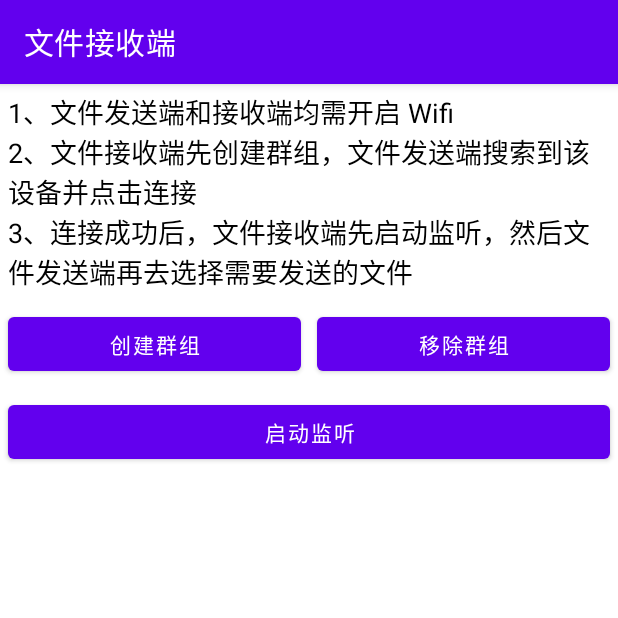
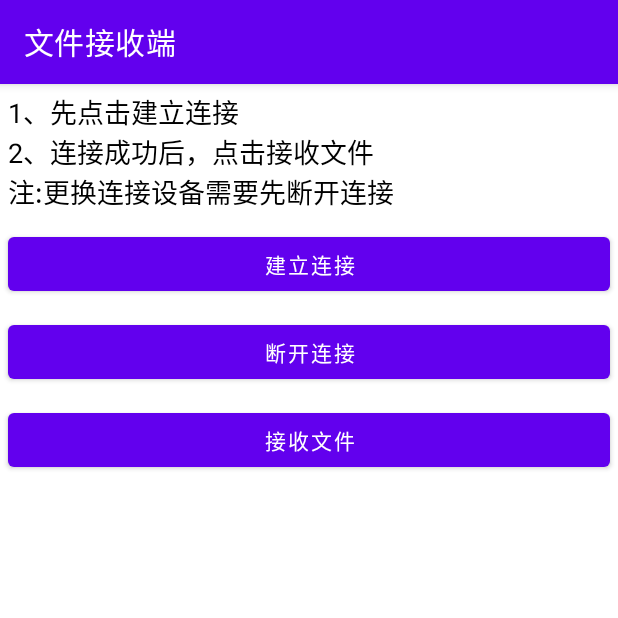
Before and after one commit to Nancywsn/TransbyWifi, an Android app: the FileReceiverActivity screen opened directly, with no data from a screen before it, on a phone screen of 412 x 824 dp, the top half of it. Run offline under Robolectric (Android 15) with nearby library versions, the phone set to English and light mode, and no system bars.

Commit message:
小改UI

```diff
--- a/app/src/main/java/com/example/transbywifi/receiver/FileReceiverActivity.kt
+++ b/app/src/main/java/com/example/transbywifi/receiver/FileReceiverActivity.kt
@@ -1,6 +1,7 @@
 package com.example.transbywifi.receiver
 
 import android.annotation.SuppressLint
+import android.app.AlertDialog
 import android.content.BroadcastReceiver
 import android.net.wifi.p2p.WifiP2pDevice
 import android.net.wifi.p2p.WifiP2pInfo
@@ -35,9 +36,10 @@ class FileReceiverActivity : BaseActivity() {
     }
 
 
+    @SuppressLint("SuspiciousIndentation")
     private fun initView() {
         supportActionBar?.title = "文件接收端"
-        btnCreateGroup.setOnClickListener {
+        btnCreatGroup.setOnClickListener {
             createGroup()
         }
         btnRemoveGroup.setOnClickListener {
--- a/app/src/main/res/layout/activity_file_receiver.xml
+++ b/app/src/main/res/layout/activity_file_receiver.xml
@@ -19,32 +19,32 @@
         <LinearLayout
             android:layout_width="match_parent"
             android:layout_height="wrap_content"
-            android:orientation="horizontal">
+            android:orientation="vertical">
 
             <Button
-                android:id="@+id/btnCreateGroup"
-                android:layout_width="0dp"
+                android:id="@+id/btnCreatGroup"
+                android:layout_width="match_parent"
                 android:layout_height="wrap_content"
                 android:layout_margin="5dp"
                 android:layout_weight="1"
-                android:text="创建群组" />
+                android:text="建立连接" />
 
             <Button
                 android:id="@+id/btnRemoveGroup"
-                android:layout_width="0dp"
+                android:layout_width="match_parent"
                 android:layout_height="wrap_content"
                 android:layout_margin="5dp"
                 android:layout_weight="1"
-                android:text="移除群组" />
+                android:text="断开连接" />
+
+            <Button
+                android:id="@+id/btnStartReceive"
+                android:layout_width="match_parent"
+                android:layout_height="wrap_content"
+                android:layout_margin="5dp"
+                android:text="接收文件" />
 
         </LinearLayout>
-
-        <Button
-            android:id="@+id/btnStartReceive"
-            android:layout_width="match_parent"
-            android:layout_height="wrap_content"
-            android:layout_margin="5dp"
-            android:text="启动监听" />
 
         <ImageView
             android:id="@+id/ivImage"
--- a/app/src/main/res/values/strings.xml
+++ b/app/src/main/res/values/strings.xml
@@ -1,4 +1,5 @@
 <resources>
     <string name="app_name">TransbyWifi</string>
-    <string name="tips">1、文件发送端和接收端均需开启 Wifi\n2、文件接收端先创建群组，文件发送端搜索到该设备并点击连接\n3、连接成功后，文件接收端先启动监听，然后文件发送端再去选择需要发送的文件</string>
+    <string name="tips">1、先点击建立连接\n2、连接成功后，点击接收文件\n注:更换连接设备需要先断开连接</string>
+    <string name="tipsend">1、先点击搜索设备\n2、搜索到设备后点击目标设备\n3、连接成功后，点击选择文件\n注:更换连接设备需要先断开连接</string>
 </resources>
```
Also changed, not shown: app/src/main/java/com/example/transbywifi/receiver/FileReceiverViewModel.kt (+37 -9 lines), app/src/main/res/layout/activity_file_sender.xml (+12 -12 lines).
